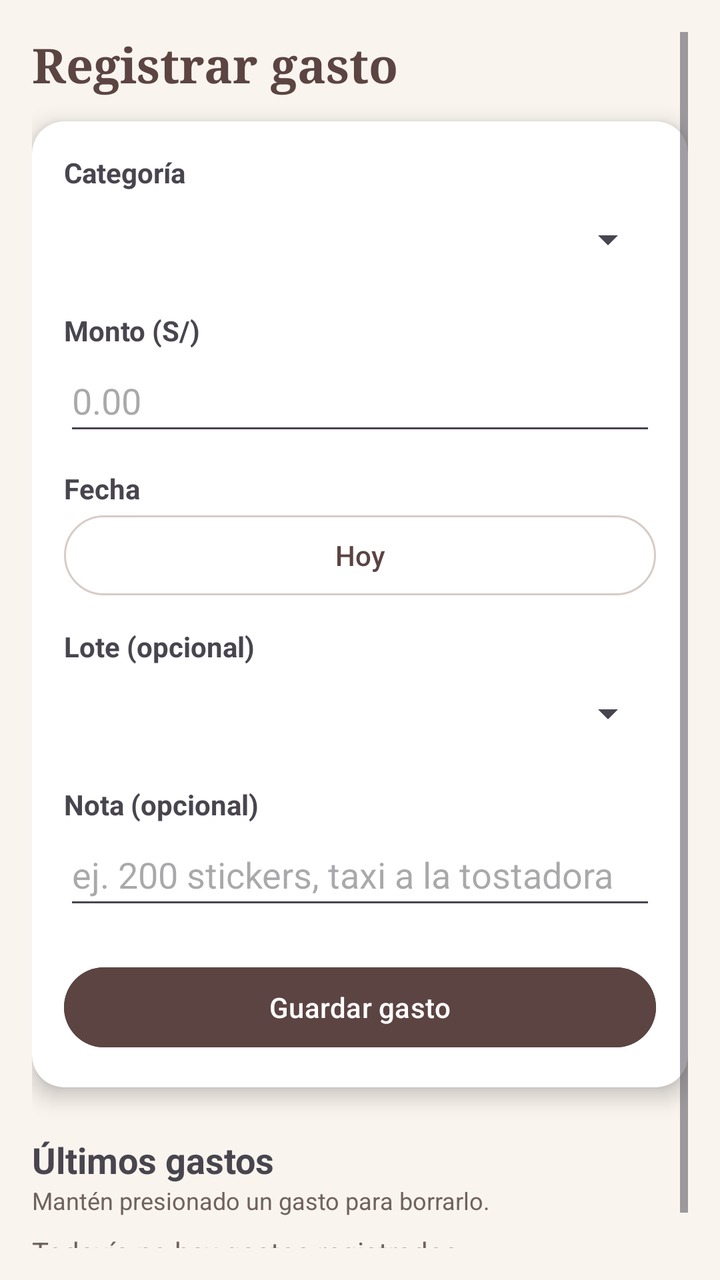
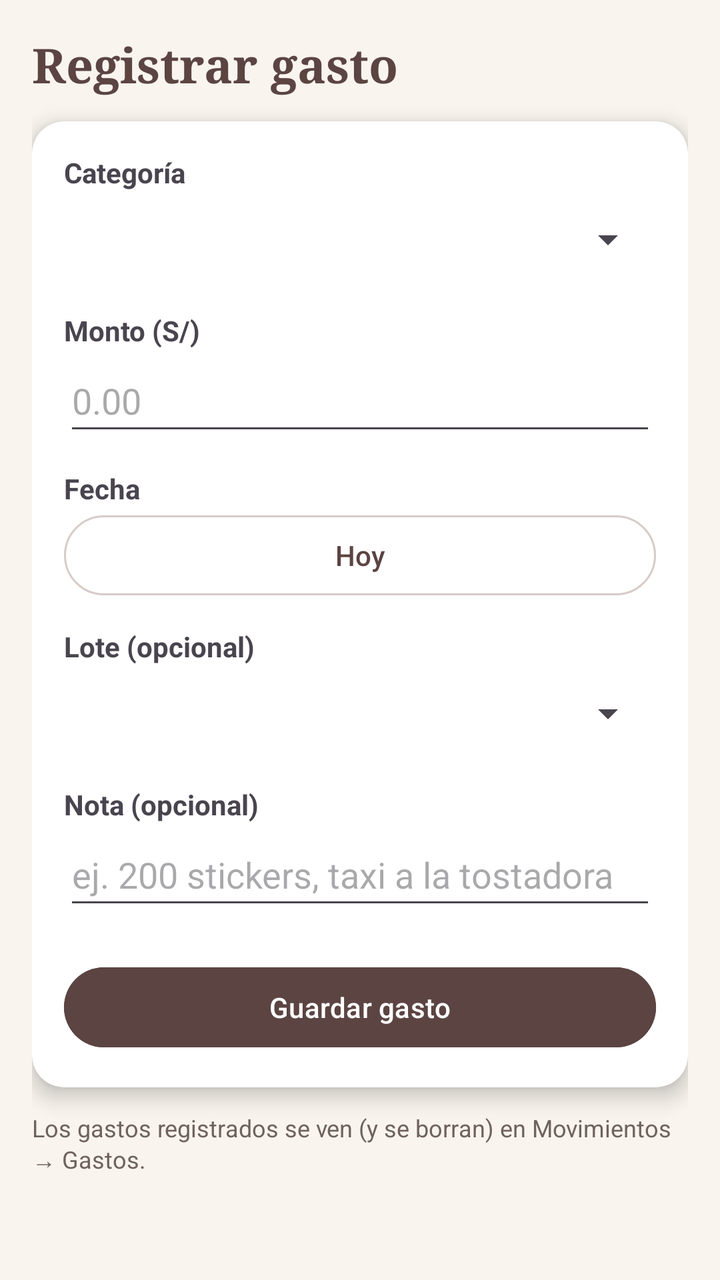

An Android layout rendered at two revisions. The XML below is the earlier revision; the diff shows what the commit changed to produce the second picture.
<!-- AndroidManifest.xml: application theme Theme.CajaiCafeAdministracion -->
<!-- res/layout/activity_gasto.xml -->
<?xml version="1.0" encoding="utf-8"?>
<ScrollView xmlns:android="http://schemas.android.com/apk/res/android"
    xmlns:card_view="http://schemas.android.com/apk/res-auto"
    android:layout_width="match_parent"
    android:layout_height="match_parent"
    android:background="@color/fondo"
    android:padding="16dp">

    <LinearLayout
        android:orientation="vertical"
        android:layout_width="match_parent"
        android:layout_height="wrap_content">

        <TextView
            android:layout_width="match_parent"
            android:layout_height="wrap_content"
            android:layout_marginBottom="12dp"
            android:text="Registrar gasto"
            android:textColor="@color/textoMarca"
            android:fontFamily="serif" android:textSize="24sp"
            android:textStyle="bold" />

        <androidx.cardview.widget.CardView
            android:layout_width="match_parent"
            android:layout_height="wrap_content"
            card_view:contentPadding="16dp"
            android:backgroundTint="@color/superficie"
            card_view:cardCornerRadius="16dp"
            card_view:cardElevation="6dp">

            <LinearLayout
                android:layout_width="match_parent"
                android:layout_height="wrap_content"
                android:orientation="vertical">

                <TextView android:text="Categoría" android:textStyle="bold" android:layout_width="wrap_content" android:layout_height="wrap_content" />
                <Spinner android:id="@+id/spinnerCategoriaGasto" android:minHeight="48dp" android:layout_width="match_parent" android:layout_height="wrap_content" />

                <TextView android:text="Monto (S/)" android:textStyle="bold" android:layout_marginTop="12dp" android:layout_width="wrap_content" android:layout_height="wrap_content" />
                <EditText android:id="@+id/etMontoGasto" android:inputType="numberDecimal" android:hint="0.00" android:minHeight="48dp" android:layout_width="match_parent" android:layout_height="wrap_content" />

                <TextView android:text="Fecha" android:textStyle="bold" android:layout_marginTop="12dp" android:layout_width="wrap_content" android:layout_height="wrap_content" />
                <Button
                    android:id="@+id/btnFechaGasto"
                    style="?attr/materialButtonOutlinedStyle"
                    android:layout_width="match_parent"
                    android:layout_height="wrap_content"
                    android:textColor="@color/textoMarca"
                    android:text="Hoy" />

                <TextView android:text="Lote (opcional)" android:textStyle="bold" android:layout_marginTop="12dp" android:layout_width="wrap_content" android:layout_height="wrap_content" />
                <Spinner android:id="@+id/spinnerLoteGasto" android:minHeight="48dp" android:layout_width="match_parent" android:layout_height="wrap_content" />

                <TextView android:text="Nota (opcional)" android:textStyle="bold" android:layout_marginTop="12dp" android:layout_width="wrap_content" android:layout_height="wrap_content" />
                <EditText android:id="@+id/etNotaGasto" android:inputType="textCapSentences" android:hint="ej. 200 stickers, taxi a la tostadora" android:minHeight="48dp" android:layout_width="match_parent" android:layout_height="wrap_content" />

                <Button
                    android:id="@+id/btnGuardarGasto"
                    android:layout_width="match_parent"
                    android:layout_height="wrap_content"
                    android:layout_marginTop="20dp"
                    android:backgroundTint="@color/cafeOscuro"
                    android:textColor="#FFFFFF"
                    android:text="Guardar gasto" />
            </LinearLayout>
        </androidx.cardview.widget.CardView>

        <TextView
            android:text="Últimos gastos"
            android:textStyle="bold"
            android:textSize="18sp"
            android:layout_marginTop="24dp"
            android:layout_width="wrap_content"
            android:layout_height="wrap_content" />
        <TextView
            android:text="Mantén presionado un gasto para borrarlo."
            android:textSize="12sp"
            android:textColor="@color/textoSecundario"
            android:layout_marginBottom="8dp"
            android:layout_width="wrap_content"
            android:layout_height="wrap_content" />

        <TextView
            android:id="@+id/tvSinGastos"
            android:text="Todavía no hay gastos registrados."
            android:textColor="@color/textoSecundario"
            android:layout_width="wrap_content"
            android:layout_height="wrap_content" />

        
        <LinearLayout
            android:id="@+id/contenedorGastos"
            android:orientation="vertical"
            android:layout_marginBottom="24dp"
            android:layout_width="match_parent"
            android:layout_height="wrap_content" />

    </LinearLayout>
</ScrollView>
<!-- resources referenced by this layout -->
<resources>
  <color name="cafeOscuro">#5B4442</color>
  <color name="fondo">#F9F4EE</color>
  <color name="superficie">#FFFFFF</color>
  <color name="textoMarca">#5B4442</color>
  <color name="textoSecundario">#6F625C</color>
  <style name="Theme.CajaiCafeAdministracion" parent="Base.Theme.CajaiCafeAdministracion" />
  <style name="Base.Theme.CajaiCafeAdministracion" parent="Theme.Material3.DayNight.NoActionBar">
          <item name="colorPrimary">@color/marcaPrimario</item>
          <item name="colorOnPrimary">@color/marcaSobrePrimario</item>
          <item name="colorPrimaryContainer">@color/marcaContenedor</item>
          <item name="colorOnPrimaryContainer">@color/marcaSobreContenedor</item>
          <item name="colorSecondary">@color/marcaSecundario</item>
          <item name="colorOnSecondary">@color/marcaSobrePrimario</item>
          
          <item name="colorSecondaryContainer">@color/marcaContenedor</item>
          <item name="colorOnSecondaryContainer">@color/marcaSobreContenedor</item>
          <item name="colorTertiary">@color/positivo</item>
          <item name="android:colorBackground">@color/fondo</item>
          <item name="colorOnBackground">@color/texto</item>
          <item name="colorSurface">@color/superficie</item>
          <item name="colorOnSurface">@color/texto</item>
          <item name="colorOnSurfaceVariant">@color/textoSecundario</item>
          <item name="colorOutline">@color/borde</item>
          
          <item name="android:statusBarColor">@color/cafeProfundo</item>
          <item name="android:navigationBarColor">@color/cafeProfundo</item>
          <item name="android:windowLightStatusBar">false</item>
      </style>
  <color name="marcaPrimario">#6D4C41</color>
  <color name="marcaSobrePrimario">#FFFFFF</color>
  <color name="marcaContenedor">#F3E3D8</color>
  <color name="marcaSobreContenedor">#2B1F1D</color>
  <color name="marcaSecundario">#8D6E63</color>
  <color name="positivo">#2E7D32</color>
  <color name="texto">#2B1F1D</color>
  <color name="borde">#D7CCC8</color>
  <color name="cafeProfundo">#3E2723</color>
</resources>

<!-- the commit's change to res/layout/activity_gasto.xml (unified diff, before → after) -->
@@ -66,31 +66,10 @@
         </androidx.cardview.widget.CardView>
 
         <TextView
-            android:text="Últimos gastos"
-            android:textStyle="bold"
-            android:textSize="18sp"
-            android:layout_marginTop="24dp"
-            android:layout_width="wrap_content"
-            android:layout_height="wrap_content" />
-        <TextView
-            android:text="Mantén presionado un gasto para borrarlo."
+            android:text="Los gastos registrados se ven (y se borran) en Movimientos → Gastos."
             android:textSize="12sp"
             android:textColor="@color/textoSecundario"
-            android:layout_marginBottom="8dp"
-            android:layout_width="wrap_content"
-            android:layout_height="wrap_content" />
-
-        <TextView
-            android:id="@+id/tvSinGastos"
-            android:text="Todavía no hay gastos registrados."
-            android:textColor="@color/textoSecundario"
-            android:layout_width="wrap_content"
-            android:layout_height="wrap_content" />
-
-        
-        <LinearLayout
-            android:id="@+id/contenedorGastos"
-            android:orientation="vertical"
+            android:layout_marginTop="12dp"
             android:layout_marginBottom="24dp"
             android:layout_width="match_parent"
             android:layout_height="wrap_content" />
